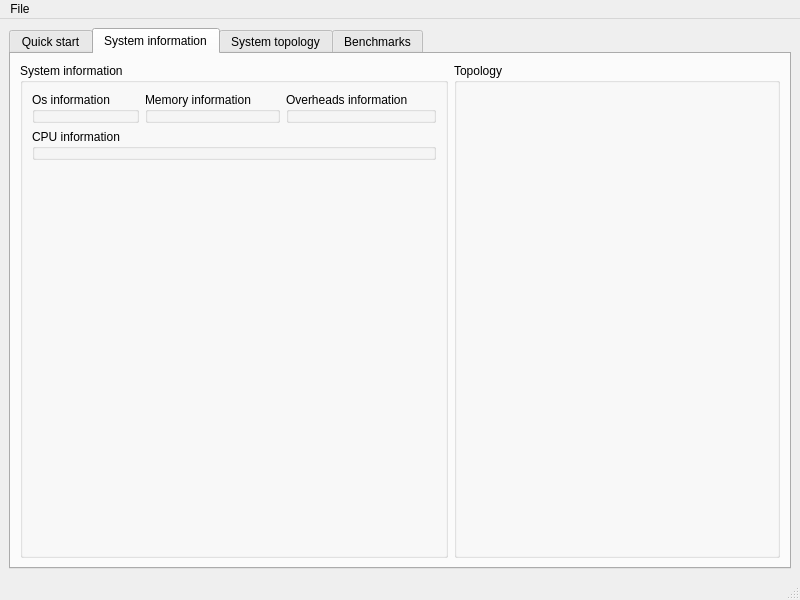
This is apps/Qt/MainWindow.ui in klapeto/elpida as Qt 5 draws it before an edit. The edited form follows.
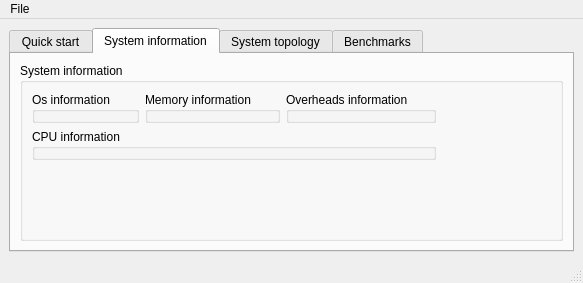
This is the edited form.

What changed in the file:
```diff
--- a/apps/Qt/MainWindow.ui
+++ b/apps/Qt/MainWindow.ui
@@ -6,8 +6,8 @@
    <rect>
     <x>0</x>
     <y>0</y>
-    <width>800</width>
-    <height>600</height>
+    <width>583</width>
+    <height>283</height>
    </rect>
   </property>
   <property name="windowTitle">
@@ -77,16 +77,22 @@
              </property>
             </spacer>
            </item>
+           <item row="0" column="3" rowspan="3">
+            <spacer name="horizontalSpacer">
+             <property name="orientation">
+              <enum>Qt::Horizontal</enum>
+             </property>
+             <property name="sizeHint" stdset="0">
+              <size>
+               <width>40</width>
+               <height>20</height>
+              </size>
+             </property>
+            </spacer>
+           </item>
           </layout>
          </widget>
         </item>
-        <item>
-         <widget class="QGroupBox" name="gbTopology">
-          <property name="title">
-           <string>Topology</string>
-          </property>
-         </widget>
-        </item>
        </layout>
       </widget>
       <widget class="QWidget" name="tabTopology">
@@ -108,7 +114,7 @@
     <rect>
      <x>0</x>
      <y>0</y>
-     <width>800</width>
+     <width>583</width>
      <height>22</height>
     </rect>
    </property>
```
Left out of the diff: 21 changed lines with no effect on the pictures.
